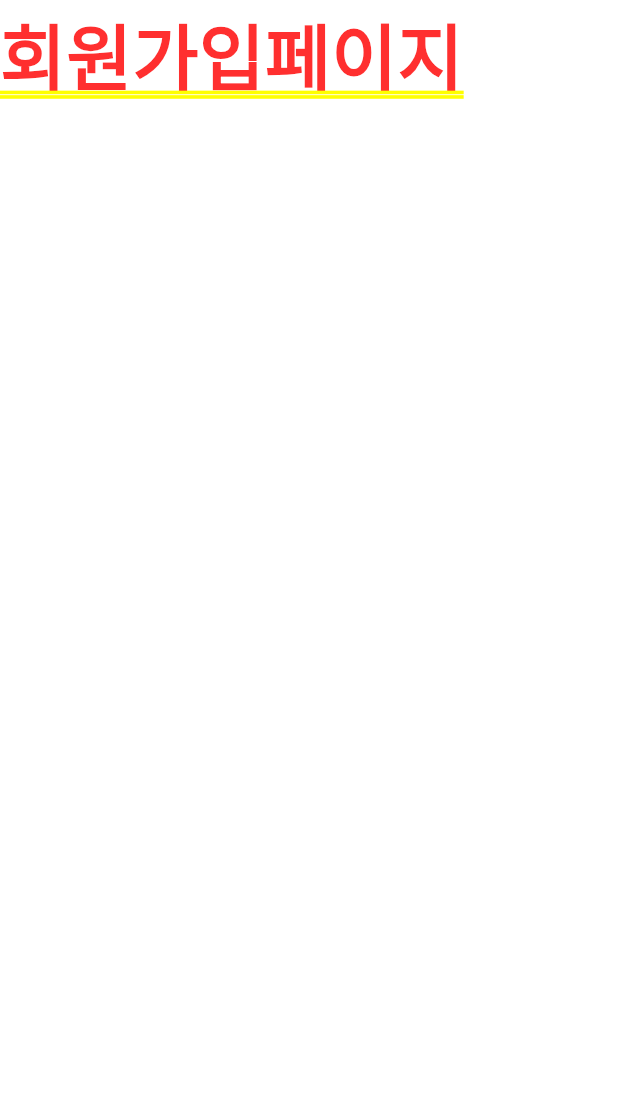
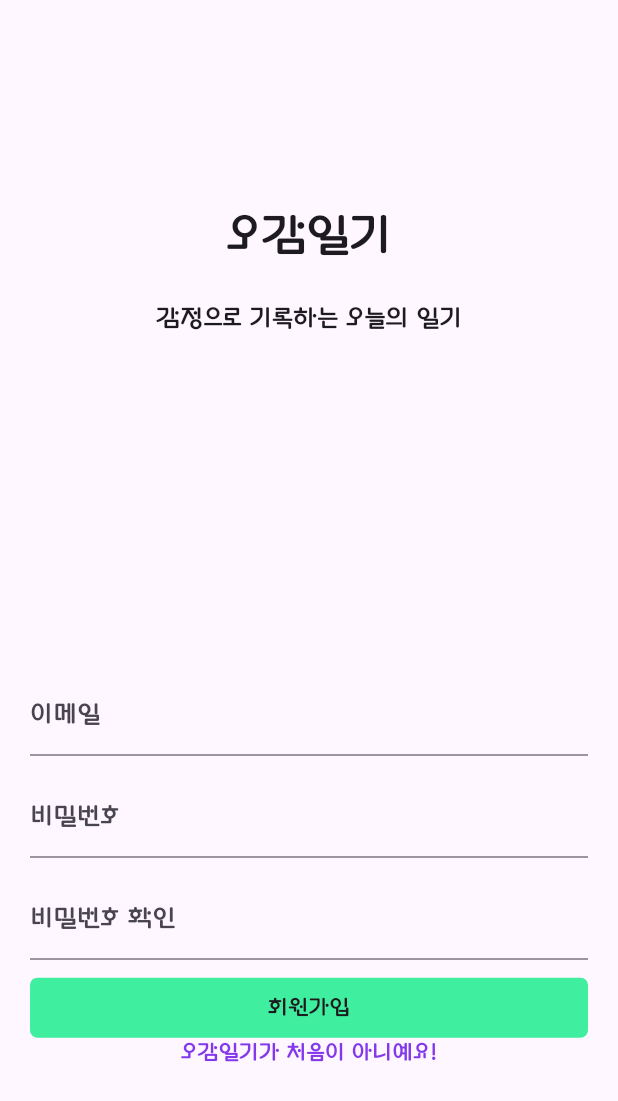
Before and after one commit to balhyo-younjisang/Ogam-Diary-Client, a Flutter app: the screen it shows after launch, after a tap on "오감일기가 처음이라면?", on a phone screen of 412 x 824 dp. Shown: the top 1101 px of the screen. Run offline on Flutter 3.47's test engine with Material 3 defaults, Android fonts, the phone set to English and light mode, and no system bars; our stand-ins replace get.

Commit message:
:sparkles: 회원가입 프로바이더 및 페이지 구현

```diff
--- a/lib/main.dart
+++ b/lib/main.dart
@@ -1,6 +1,7 @@
 import 'package:flutter/material.dart';
 import 'package:get/get.dart';
-import 'package:ogam_diary/providers/user_provider.dart';
+import 'package:ogam_diary/providers/join_provider.dart';
+import 'package:ogam_diary/providers/login_provider.dart';
 import 'package:ogam_diary/routes.dart';
 import 'package:ogam_diary/providers/auth.dart';
 import 'package:provider/provider.dart';
@@ -11,7 +12,8 @@ void main() async {
   runApp(MultiProvider(
     providers: [
       ChangeNotifierProvider<AuthService>(create: (_) => AuthService()),
-      ChangeNotifierProvider<UserProvider>(create: (_) => UserProvider())
+      ChangeNotifierProvider<LoginProvider>(create: (_) => LoginProvider()),
+      ChangeNotifierProvider<JoinProvider>(create: (_) => JoinProvider())
     ],
     child: const MyApp(),
   ));
--- /dev/null
+++ b/lib/providers/join_provider.dart
@@ -0,0 +1,28 @@
+import 'package:flutter/material.dart';
+
+class JoinProvider with ChangeNotifier {
+  String _email = "";
+  String _password = "";
+  String _confirmPassword = "";
+
+  String get email => _email;
+  String get password => _password;
+  String get confirmPassword => _confirmPassword;
+
+  void updateEmail(String email) {
+    _email = email;
+    notifyListeners();
+  }
+
+  void updatePassword(String password) {
+    _password = password;
+    notifyListeners();
+  }
+
+  void updateConfirmPassword(String confirm) {
+    _confirmPassword = confirm;
+    notifyListeners();
+  }
+
+  Future<void> join() async {}
+}
--- a/lib/routes.dart
+++ b/lib/routes.dart
@@ -16,7 +16,7 @@ class PageRouter {
       case loginRoute:
         return MaterialPageRoute(builder: (_) => LoginPage());
       case joinRoute:
-        return MaterialPageRoute(builder: (_) => const JoinPage());
+        return MaterialPageRoute(builder: (_) => JoinPage());
     }
 
     return MaterialPageRoute(builder: (_) => const HomePage());
--- a/lib/screens/join/join_view.dart
+++ b/lib/screens/join/join_view.dart
@@ -1,10 +1,115 @@
 import 'package:flutter/material.dart';
+import 'package:ogam_diary/providers/join_provider.dart';
+import 'package:ogam_diary/utils/hexColor.dart';
+import 'package:ogam_diary/widgets/button_widget.dart';
+import 'package:ogam_diary/widgets/logoText_widget.dart';
+import 'package:ogam_diary/widgets/textFormField_widget.dart';
+import 'package:provider/provider.dart';
 
 class JoinPage extends StatelessWidget {
-  const JoinPage({super.key});
+  final formKey = GlobalKey<FormState>();
+
+  JoinPage({super.key});
 
   @override
   Widget build(BuildContext context) {
-    return const Text("회원가입페이지");
+    JoinProvider joinProvider = Provider.of<JoinProvider>(context);
+
+    return Scaffold(
+        body: Form(
+      key: formKey,
+      child: Column(
+        mainAxisAlignment: MainAxisAlignment.spaceAround,
+        children: [
+          LogoTextWidget().renderLogoText(),
+          Column(
+            children: [
+              Padding(
+                padding: const EdgeInsets.fromLTRB(20, 0, 20, 0),
+                child: Column(children: [
+                  TextFormFieldWidget().renderTextFormField(
+                      label: "이메일",
+                      keyboardType: TextInputType.emailAddress,
+                      onChanged: (val) {
+                        joinProvider.updateEmail(val);
+                      },
+                      validator: (val) {
+                        if (val.isEmpty) {
+                          return '이메일은 필수사항입니다.';
+                        }
+
+                        if (!RegExp(
+                                r'^(([^<>()[\]\\.,;:\s@\"]+(\.[^<>()[\]\\.,;:\s@\"]+)*)|(\".+\"))@((\[[0-9]{1,3}\.[0-9]{1,3}\.[0-9]{1,3}\.[0-9]{1,3}\])|(([a-zA-Z\-0-9]+\.)+[a-zA-Z]{2,}))$')
+                            .hasMatch(val)) {
+                          return '잘못된 이메일 형식입니다.';
+                        }
+                        return null;
+                      }),
+                  // margin start
+                  const SizedBox(
+                    height: 12.0,
+                  ),
+                  // margin end
+                  TextFormFieldWidget().renderTextFormField(
+                      label: "비밀번호",
+                      isPassword: true,
+                      onChanged: (val) {
+                        joinProvider.updatePassword(val);
+                      },
+                      validator: (val) {
+                        if (val.isEmpty) {
+                          return '비밀번호는 필수사항입니다.';
+                        }
+                        return null;
+                      }),
+                  // margin start
+                  const SizedBox(
+                    height: 12.0,
+                  ),
+                  TextFormFieldWidget().renderTextFormField(
+                      label: "비밀번호 확인",
+                      isPassword: true,
+                      onChanged: (val) {
+                        joinProvider.updateConfirmPassword(val);
+                      },
+                      validator: (val) {
+                        if (val != joinProvider.password) {
+                          return '비밀번호가 일치하지 않습니다.';
+                        }
+                        if (val.isEmpty) {
+                          return '비밀번호는 필수사항입니다.';
+                        }
+                        return null;
+                      }),
+                  const SizedBox(
+                    height: 12.0,
+                  ),
+                  // margin end
+                  ButtonWidget().renderAuthButton(
+                      label: "회원가입",
+                      onTapHandler: () async {
+                        await joinProvider.join();
+
+                        if (!context.mounted) return;
+                        Navigator.pushNamed(context, "login");
+                        return;
+                      }),
+                  InkWell(
+                      onTap: () {
+                        Navigator.pushNamed(context, "join");
+                      },
+                      child: Text(
+                        "오감일기가 처음이 아니예요!",
+                        style: TextStyle(
+                            color: HexColor("#8338ec"),
+                            fontFamily: "Gugi-Regular"),
+                      ))
+                ]),
+              )
+            ],
+          )
+        ],
+      ),
+    ));
   }
 }
--- a/lib/widgets/textFormField_widget.dart
+++ b/lib/widgets/textFormField_widget.dart
@@ -4,7 +4,7 @@ import 'package:flutter/material.dart';
 class TextFormFieldWidget {
   Widget renderTextFormField(
       {required String label,
-      required FormFieldSetter onSaved,
+      required FormFieldSetter onChanged,
       required FormFieldValidator validator,
       bool? isPassword,
       TextInputType? keyboardType}) {
@@ -13,7 +13,7 @@ class TextFormFieldWidget {
           labelText: label,
           labelStyle: const TextStyle(fontFamily: "Gugi-Regular"),
           errorStyle: const TextStyle(fontFamily: "Gugi-Regular")),
-      onSaved: onSaved,
+      onChanged: onChanged,
       validator: validator,
       obscureText: isPassword != null ? true : false,
       keyboardType: keyboardType,
```
Also changed, not shown: lib/providers/auth.dart (+0 -23 lines), lib/providers/login_provider.dart (added, +23 -0 lines), lib/providers/user_provider.dart (deleted, +0 -14 lines), lib/screens/login/login_view.dart (+12 -6 lines).
